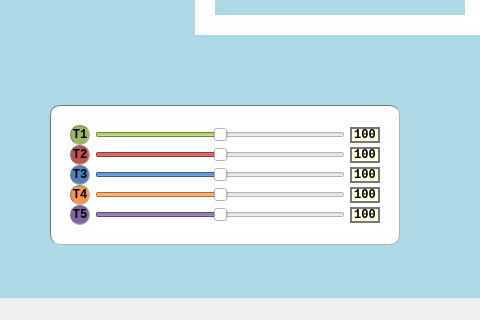
Qt form mainwindow.ui (davi-i/projeto-trens) before a commit; both pictures show x 0 to 480 and y 272 to 592 of the 950 by 592 pixel window.
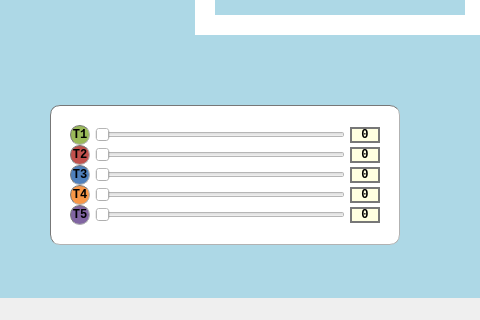
The same form after that commit.

```diff
--- a/mainwindow.ui
+++ b/mainwindow.ui
@@ -424,7 +424,7 @@
       <number>200</number>
      </property>
      <property name="value">
-      <number>100</number>
+      <number>0</number>
      </property>
      <property name="orientation">
       <enum>Qt::Horizontal</enum>
@@ -453,7 +453,7 @@
       <number>200</number>
      </property>
      <property name="value">
-      <number>100</number>
+      <number>0</number>
      </property>
      <property name="orientation">
       <enum>Qt::Horizontal</enum>
@@ -481,7 +481,7 @@
       <number>200</number>
      </property>
      <property name="value">
-      <number>100</number>
+      <number>0</number>
      </property>
      <property name="orientation">
       <enum>Qt::Horizontal</enum>
@@ -509,7 +509,7 @@
       <number>200</number>
      </property>
      <property name="value">
-      <number>100</number>
+      <number>0</number>
      </property>
      <property name="orientation">
       <enum>Qt::Horizontal</enum>
@@ -538,7 +538,7 @@
       <number>200</number>
      </property>
      <property name="value">
-      <number>100</number>
+      <number>0</number>
      </property>
      <property name="orientation">
       <enum>Qt::Horizontal</enum>
@@ -684,6 +684,7 @@
      <property name="font">
       <font>
        <family>Monospace</family>
+       <weight>75</weight>
        <bold>true</bold>
       </font>
      </property>
@@ -695,7 +696,7 @@
 }</string>
      </property>
      <property name="text">
-      <string>100</string>
+      <string>0</string>
      </property>
      <property name="alignment">
       <set>Qt::AlignCenter</set>
@@ -713,6 +714,7 @@
      <property name="font">
       <font>
        <family>Monospace</family>
+       <weight>75</weight>
        <bold>true</bold>
       </font>
      </property>
@@ -724,7 +726,7 @@
 }</string>
      </property>
      <property name="text">
-      <string>100</string>
+      <string>0</string>
      </property>
      <property name="alignment">
       <set>Qt::AlignCenter</set>
@@ -742,6 +744,7 @@
      <property name="font">
       <font>
        <family>Monospace</family>
+       <weight>75</weight>
        <bold>true</bold>
       </font>
      </property>
@@ -753,7 +756,7 @@
 }</string>
      </property>
      <property name="text">
-      <string>100</string>
+      <string>0</string>
      </property>
      <property name="alignment">
       <set>Qt::AlignCenter</set>
@@ -771,6 +774,7 @@
      <property name="font">
       <font>
        <family>Monospace</family>
+       <weight>75</weight>
        <bold>true</bold>
       </font>
      </property>
@@ -782,7 +786,7 @@
 }</string>
      </property>
      <property name="text">
-      <string>100</string>
+      <string>0</string>
      </property>
      <property name="alignment">
       <set>Qt::AlignCenter</set>
@@ -800,6 +804,7 @@
      <property name="font">
       <font>
        <family>Monospace</family>
+       <weight>75</weight>
        <bold>true</bold>
       </font>
      </property>
@@ -811,7 +816,7 @@
 }</string>
      </property>
      <property name="text">
-      <string>100</string>
+      <string>0</string>
      </property>
      <property name="alignment">
       <set>Qt::AlignCenter</set>
```
Left out of the diff: 11 changed lines with no effect on the pictures.
